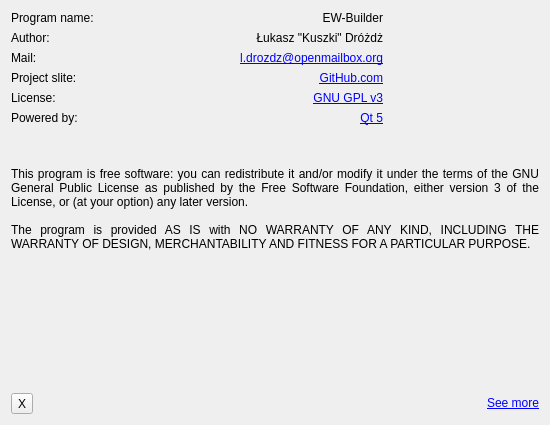
This is aboutdialog.ui in Kuszki/EW-Builder as Qt 5 draws it before an edit. The edited form follows.
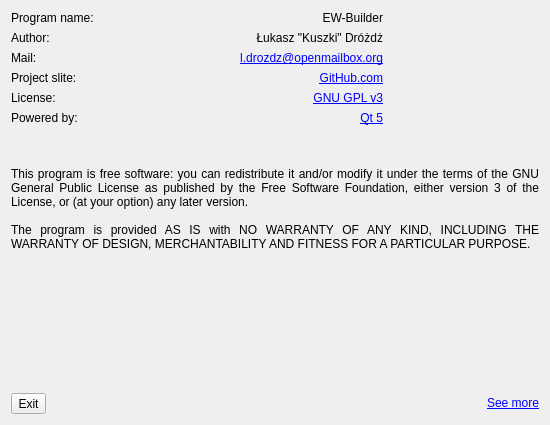
This is the edited form. Icons and pictures are not drawn.

The edit to the form file:
```diff
--- a/aboutdialog.ui
+++ b/aboutdialog.ui
@@ -27,15 +27,12 @@
    <item row="3" column="0">
     <widget class="QToolButton" name="Close">
      <property name="text">
-      <string>X</string>
+      <string>Exit</string>
      </property>
      <property name="icon">
       <iconset theme="exit">
        <normaloff>.</normaloff>.</iconset>
      </property>
-     <property name="toolButtonStyle">
-      <enum>Qt::ToolButtonTextOnly</enum>
-     </property>
     </widget>
    </item>
    <item row="0" column="3">
```
